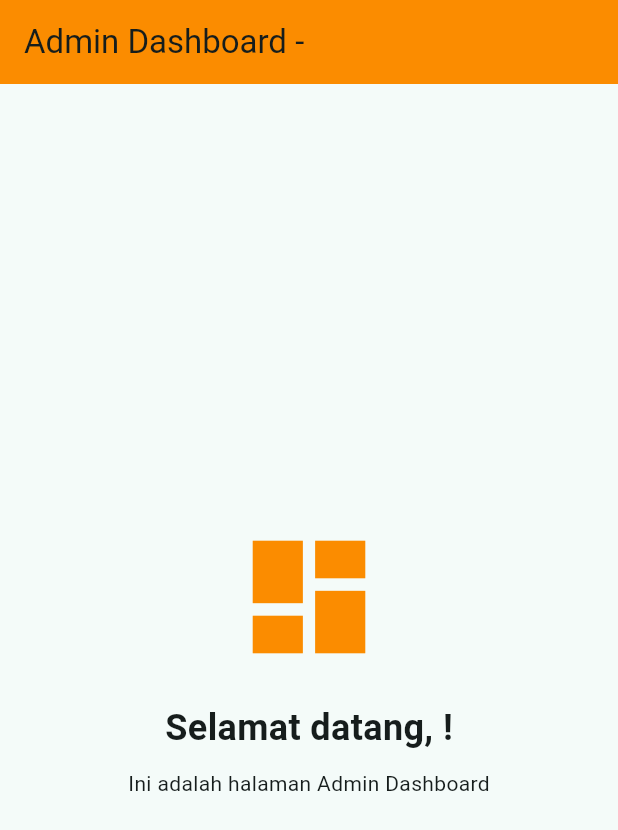
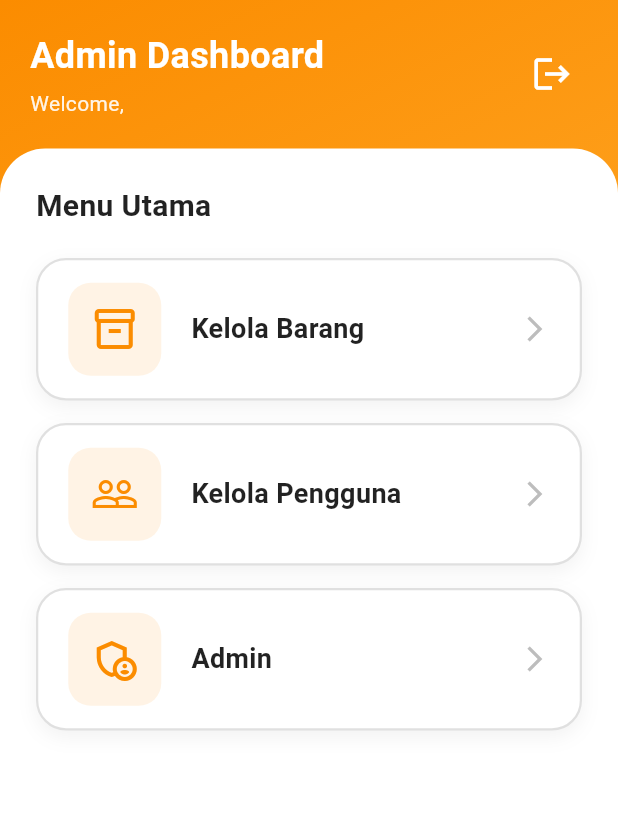
Before and after one commit to elisandksr/reboxcobacoba, a Flutter app: the AdminDashboard screen opened directly with empty values, on a phone screen of 412 x 824 dp. Shown: the top 830 px of the screen. Run offline on Flutter 3.47's test engine with Material 3 defaults, Android fonts, the phone set to English and light mode, and no system bars; Roboto replaces fonts that are missing (Poppins).

Commit message:
dashboard admin

```diff
--- /dev/null
+++ b/lib/admin_dashboard_screen.dart
@@ -0,0 +1,321 @@
+import 'package:flutter/material.dart';
+import 'login_admin_screen.dart';
+
+class AdminDashboard extends StatefulWidget {
+  final String adminUsername;
+
+  const AdminDashboard({super.key, required this.adminUsername});
+
+  @override
+  State<AdminDashboard> createState() => _AdminDashboardState();
+}
+
+class _AdminDashboardState extends State<AdminDashboard> with SingleTickerProviderStateMixin {
+  late AnimationController _animationController;
+  late Animation<double> _fadeAnimation;
+  late Animation<Offset> _slideAnimation;
+
+  @override
+  void initState() {
+    super.initState();
+    _animationController = AnimationController(
+      vsync: this,
+      duration: const Duration(milliseconds: 800),
+    );
+
+    _fadeAnimation = Tween<double>(begin: 0.0, end: 1.0).animate(
+      CurvedAnimation(parent: _animationController, curve: Curves.easeIn),
+    );
+
+    _slideAnimation = Tween<Offset>(
+      begin: const Offset(0, 0.3),
+      end: Offset.zero,
+    ).animate(CurvedAnimation(parent: _animationController, curve: Curves.easeOut));
+
+    _animationController.forward();
+  }
+
+  @override
+  void dispose() {
+    _animationController.dispose();
+    super.dispose();
+  }
+
+  void _logout() {
+    showDialog(
+      context: context,
+      builder: (context) => AlertDialog(
+        shape: RoundedRectangleBorder(borderRadius: BorderRadius.circular(20)),
+        title: const Text('Konfirmasi Logout'),
+        content: const Text('Apakah Anda yakin ingin keluar?'),
+        actions: [
+          TextButton(
+            onPressed: () => Navigator.pop(context),
+            child: Text('Batal', style: TextStyle(color: Colors.grey[600])),
+          ),
+          ElevatedButton(
+            style: ElevatedButton.styleFrom(
+              backgroundColor: Colors.orange[600],
+              shape: RoundedRectangleBorder(borderRadius: BorderRadius.circular(10)),
+            ),
+            onPressed: () {
+              Navigator.pop(context);
+              Navigator.pushReplacement(
+                context,
+                MaterialPageRoute(builder: (context) => const AdminLoginScreen()),
+              );
+            },
+            child: const Text('Logout'),
+          ),
+        ],
+      ),
+    );
+  }
+
+  @override
+  Widget build(BuildContext context) {
+    return Scaffold(
+      body: Container(
+        decoration: BoxDecoration(
+          gradient: LinearGradient(
+            begin: Alignment.topLeft,
+            end: Alignment.bottomRight,
+            colors: [
+              Colors.orange[600]!,
+              Colors.orange[400]!,
+              Colors.orange[300]!,
+            ],
+          ),
+        ),
+        child: SafeArea(
+          child: Column(
+            children: [
+              // Header
+              Padding(
+                padding: const EdgeInsets.all(20),
+                child: FadeTransition(
+                  opacity: _fadeAnimation,
+                  child: Row(
+                    mainAxisAlignment: MainAxisAlignment.spaceBetween,
+                    children: [
+                      Column(
+                        crossAxisAlignment: CrossAxisAlignment.start,
+                        children: [
+                          const Text(
+                            'Admin Dashboard',
+                            style: TextStyle(
+                              color: Colors.white,
+                              fontSize: 24,
+                              fontWeight: FontWeight.bold,
+                            ),
+                          ),
+                          const SizedBox(height: 5),
+                          Text(
+                            'Welcome, ${widget.adminUsername}',
+                            style: TextStyle(
+                              color: Colors.white.withOpacity(0.9),
+                              fontSize: 14,
+                            ),
+                          ),
+                        ],
+                      ),
+                      IconButton(
+                        onPressed: _logout,
+                        icon: const Icon(Icons.logout, color: Colors.white, size: 28),
+                        tooltip: 'Logout',
+                      ),
+                    ],
+                  ),
+                ),
+              ),
+
+              // Menu Cards
+              Expanded(
+                child: Container(
+                  width: double.infinity,
+                  padding: const EdgeInsets.all(24),
+                  decoration: const BoxDecoration(
+                    color: Colors.white,
+                    borderRadius: BorderRadius.only(
+                      topLeft: Radius.circular(30),
+                      topRight: Radius.circular(30),
+                    ),
+                  ),
+                  child: SlideTransition(
+                    position: _slideAnimation,
+                    child: FadeTransition(
+                      opacity: _fadeAnimation,
+                      child: Column(
+                        crossAxisAlignment: CrossAxisAlignment.start,
+                        children: [
+                          const Text(
+                            'Menu Utama',
+                            style: TextStyle(
+                              fontSize: 20,
+                              fontWeight: FontWeight.bold,
+                              color: Colors.black87,
+                            ),
+                          ),
+                          const SizedBox(height: 20),
+
+                          Column(
+                            children: [
+                              _buildMenuCard(
+                                context,
+                                title: 'Kelola Barang',
+                                icon: Icons.inventory_2_outlined,
+                                color: Colors.orange[600]!,
+                                onTap: () {
+                                  Navigator.push(
+                                    context,
+                                    MaterialPageRoute(
+                                      builder: (context) => const KelolaBarangScreen(),
+                                    ),
+                                  );
+                                },
+                              ),
+                              const SizedBox(height: 15),
+                              _buildMenuCard(
+                                context,
+                                title: 'Kelola Pengguna',
+                                icon: Icons.people_outline,
+                                color: Colors.orange[600]!,
+                                onTap: () {
+                                  Navigator.push(
+                                    context,
+                                    MaterialPageRoute(
+                                      builder: (context) => const KelolaPenggunaScreen(),
+                                    ),
+                                  );
+                                },
+                              ),
+                              const SizedBox(height: 15),
+                              _buildMenuCard(
+                                context,
+                                title: 'Admin',
+                                icon: Icons.admin_panel_settings_outlined,
+                                color: Colors.orange[600]!,
+                                onTap: () {
+                                  ScaffoldMessenger.of(context).showSnackBar(
+                                    SnackBar(
+                                      content: const Text('Fitur Admin sedang dikembangkan'),
+                                      backgroundColor: Colors.orange[600],
+                                      behavior: SnackBarBehavior.floating,
+                                      shape: RoundedRectangleBorder(
+                                        borderRadius: BorderRadius.circular(10),
+                                      ),
+                                    ),
+                                  );
+                                },
+                              ),
+                            ],
+                          ),
+                        ],
+                      ),
+                    ),
+                  ),
+                ),
+              ),
+            ],
+          ),
+        ),
+      ),
+    );
+  }
+
+  Widget _buildMenuCard(
+    BuildContext context, {
+    required String title,
+    required IconData icon,
+    required Color color,
+    required VoidCallback onTap,
+  }) {
+    return InkWell(
+      onTap: onTap,
+      borderRadius: BorderRadius.circular(20),
+      child: Container(
+        padding: const EdgeInsets.symmetric(horizontal: 20, vertical: 15),
+        decoration: BoxDecoration(
+          color: Colors.white,
+          borderRadius: BorderRadius.circular(20),
+          border: Border.all(color: Colors.grey[300]!, width: 1.5),
+          boxShadow: [
+            BoxShadow(
+              color: Colors.black.withOpacity(0.05),
+              blurRadius: 10,
+              offset: const Offset(0, 4),
+            ),
+          ],
+        ),
+        child: Row(
+          children: [
+            Container(
+              padding: const EdgeInsets.all(15),
+              decoration: BoxDecoration(
+                color: color.withOpacity(0.1),
+                borderRadius: BorderRadius.circular(15),
+              ),
+              child: Icon(
+                icon,
+                color: color,
+                size: 32,
+              ),
+            ),
+            const SizedBox(width: 20),
+            Expanded(
+              child: Text(
+                title,
+                style: const TextStyle(
+                  fontSize: 18,
+                  fontWeight: FontWeight.bold,
+                  color: Colors.black87,
+                ),
+              ),
+            ),
+            Icon(
+              Icons.arrow_forward_ios,
+              color: Colors.grey[400],
+              size: 20,
+            ),
+          ],
+        ),
+      ),
+    );
+  }
+}
+
+// Placeholder untuk Kelola Barang Screen
+class KelolaBarangScreen extends StatelessWidget {
+  const KelolaBarangScreen({super.key});
+
+  @override
+  Widget build(BuildContext context) {
+    return Scaffold(
+      appBar: AppBar(
+        title: const Text('Kelola Barang'),
+        backgroundColor: Colors.orange[600],
+      ),
+      body: const Center(
+        child: Text('Halaman Kelola Barang'),
+      ),
+    );
+  }
+}
+
+// Placeholder untuk Kelola Pengguna Screen
+class KelolaPenggunaScreen extends StatelessWidget {
+  const KelolaPenggunaScreen({super.key});
+
+  @override
+  Widget build(BuildContext context) {
+    return Scaffold(
+      appBar: AppBar(
+        title: const Text('Kelola Pengguna'),
+        backgroundColor: Colors.orange[600],
+      ),
+      body: const Center(
+        child: Text('Halaman Kelola Pengguna'),
+      ),
+    );
+  }
+}
--- a/lib/login_admin_screen.dart
+++ b/lib/login_admin_screen.dart
@@ -1,5 +1,5 @@
 import 'package:flutter/material.dart';
-import 'login_admin_screen.dart'; // Sesuaikan dengan halaman dashboard admin Anda
+import 'admin_dashboard_screen.dart'; // Sesuaikan dengan halaman dashboard admin Anda
 
 class AdminLoginScreen extends StatefulWidget {
   const AdminLoginScreen({super.key});
@@ -323,35 +323,3 @@ class _AdminLoginScreenState extends State<AdminLoginScreen> with SingleTickerPr
     );
   }
 }
-
-// Contoh halaman Admin Dashboard (sesuaikan dengan kebutuhan Anda)
-class AdminDashboard extends StatelessWidget {
-  final String adminUsername;
-
-  const AdminDashboard({super.key, required this.adminUsername});
-
-  @override
-  Widget build(BuildContext context) {
-    return Scaffold(
-      appBar: AppBar(
-        title: Text('Admin Dashboard - $adminUsername'),
-        backgroundColor: Colors.orange[600],
-      ),
-      body: Center(
-        child: Column(
-          mainAxisAlignment: MainAxisAlignment.center,
-          children: [
-            Icon(Icons.dashboard, size: 100, color: Colors.orange[600]),
-            const SizedBox(height: 20),
-            Text(
-              'Selamat datang, $adminUsername!',
-              style: const TextStyle(fontSize: 24, fontWeight: FontWeight.bold),
-            ),
-            const SizedBox(height: 10),
-            const Text('Ini adalah halaman Admin Dashboard'),
-          ],
-        ),
-      ),
-    );
-  }
-}
```
Also changed, not shown: lib/home_admin_screen.dart (deleted).
